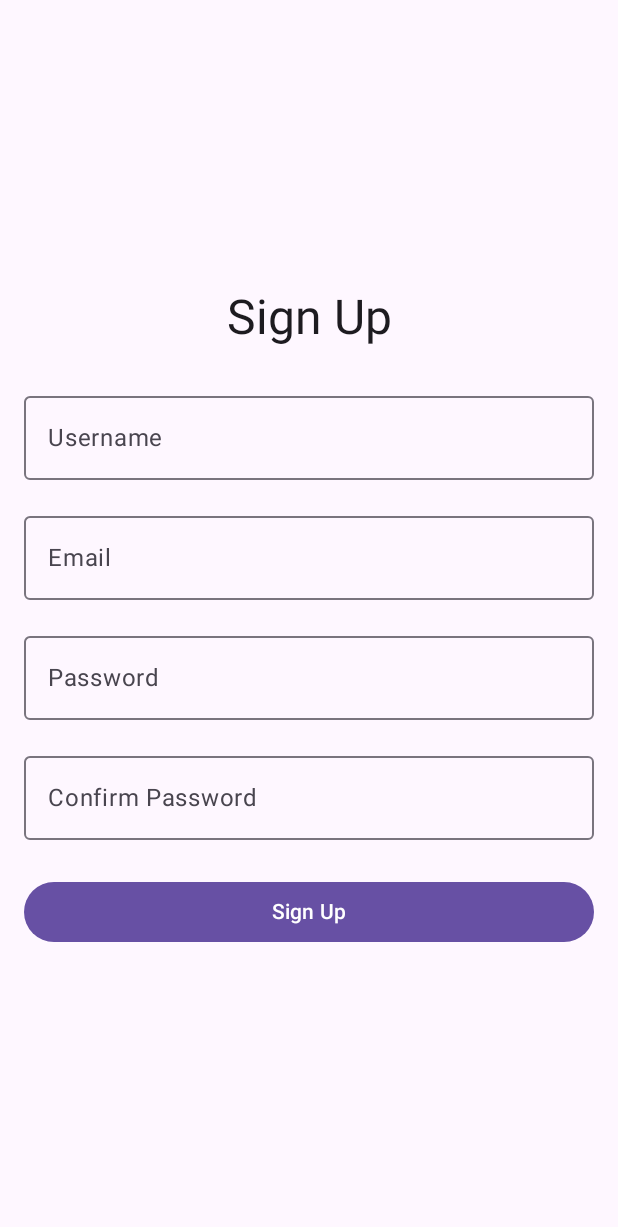
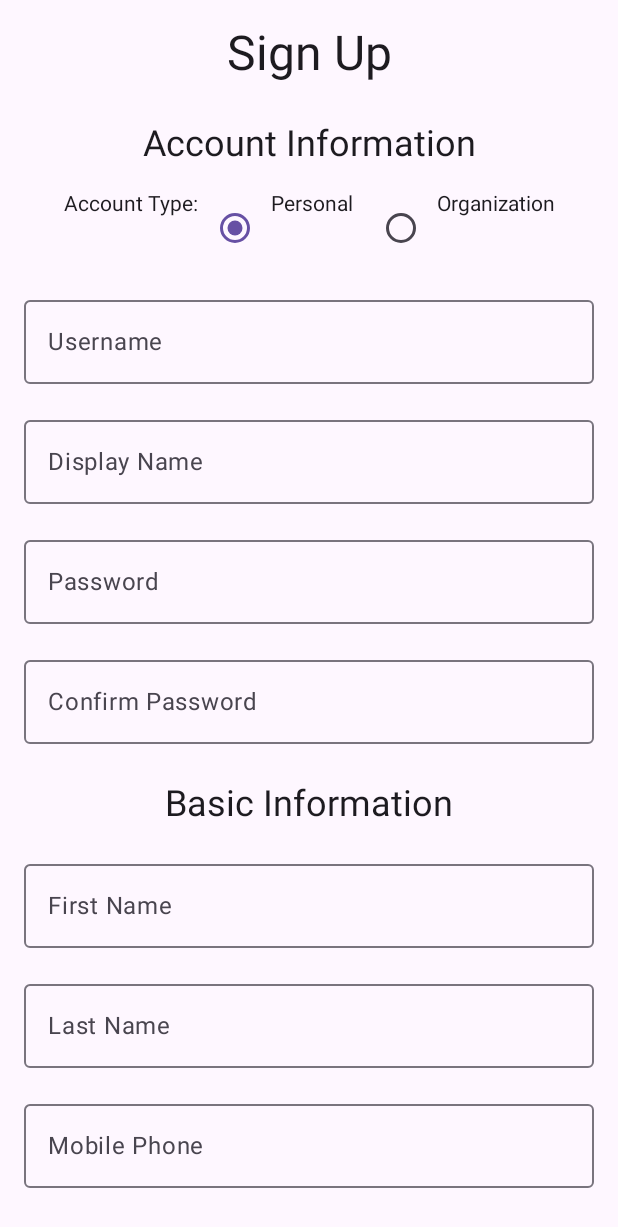
Before and after one commit to alert-city/mobile, an Android app built with Jetpack Compose: the composable SignUpPage shown on its own in the app's theme, on a phone screen of 412 x 824 dp. Shown: the top 1227 px of the screen. Run offline under Robolectric (Android 15) with nearby library versions, the phone set to English and light mode, and no system bars; libraries missing offline, so code that uses them is left out: com.apollographql.apollo; 2 statements that could not run were skipped.

Commit message:
Feat: Update Login page and SignUp page.

```diff
--- a/composeApp/src/commonMain/kotlin/org/cdu/codefair/alertcity/view/SignUpPage.kt
+++ b/composeApp/src/commonMain/kotlin/org/cdu/codefair/alertcity/view/SignUpPage.kt
@@ -2,14 +2,17 @@ package org.cdu.codefair.alertcity.view
 
 import androidx.compose.foundation.layout.Arrangement
 import androidx.compose.foundation.layout.Column
+import androidx.compose.foundation.layout.Row
 import androidx.compose.foundation.layout.Spacer
 import androidx.compose.foundation.layout.fillMaxSize
 import androidx.compose.foundation.layout.fillMaxWidth
 import androidx.compose.foundation.layout.height
 import androidx.compose.foundation.layout.padding
+import androidx.compose.foundation.layout.width
 import androidx.compose.material3.Button
 import androidx.compose.material3.MaterialTheme
 import androidx.compose.material3.OutlinedTextField
+import androidx.compose.material3.RadioButton
 import androidx.compose.material3.Text
 import androidx.compose.runtime.Composable
 import androidx.compose.runtime.getValue
@@ -21,19 +24,33 @@ import androidx.compose.ui.Alignment
 import androidx.compose.ui.Modifier
 import androidx.compose.ui.text.input.PasswordVisualTransformation
 import androidx.compose.ui.unit.dp
+import com.apollographql.apollo.api.Optional
 import kotlinx.coroutines.launch
 import org.cdu.codefair.alertcity.network.GraphQLClient
+import org.cdu.codefair.alertcity.type.UserNameRequestDto
 import org.cdu.codefair.alertcity.type.UserRequestDto
+
+private enum class AccountType(val type: String) {
+    Personal("Personal"), Organization("Organization")
+}
 
 @Composable
 fun SignUpPage(onSignUpSuccess: () -> Unit) {
+
     val scope = rememberCoroutineScope()
     val graphQLClient = remember { GraphQLClient() }
 
+    var accountType by remember { mutableStateOf(AccountType.Personal) }
     var username by remember { mutableStateOf("") }
-    var email by remember { mutableStateOf("") }
+    var displayName by remember { mutableStateOf("") }
     var password by remember { mutableStateOf("") }
     var confirmPassword by remember { mutableStateOf("") }
+
+    var firstName by remember { mutableStateOf("") }
+    var lastName by remember { mutableStateOf("") }
+    var organizationName by remember { mutableStateOf("") }
+    var mobilePhone by remember { mutableStateOf("") }
+
     var errorMessage by remember { mutableStateOf<String?>(null) }
     var successMessage by remember { mutableStateOf<String?>(null) }
 
@@ -45,6 +62,26 @@ fun SignUpPage(onSignUpSuccess: () -> Unit) {
         Text("Sign Up", style = MaterialTheme.typography.headlineLarge)
         Spacer(Modifier.height(24.dp))
 
+        // Account Information Section
+        Text("Account Information", style = MaterialTheme.typography.headlineSmall)
+        Spacer(Modifier.height(16.dp))
+
+        Row {
+            Text("Account Type:")
+            RadioButton(
+                selected = accountType == AccountType.Personal,
+                onClick = { accountType = AccountType.Personal },
+            )
+            Text("Personal")
+            Spacer(Modifier.width(8.dp))
+            RadioButton(
+                selected = accountType == AccountType.Organization,
+                onClick = { accountType = AccountType.Organization },
+            )
+            Text("Organization")
+        }
+        Spacer(Modifier.height(16.dp))
+
         OutlinedTextField(
             value = username,
             onValueChange = { username = it },
@@ -55,9 +92,9 @@ fun SignUpPage(onSignUpSuccess: () -> Unit) {
 
         Spacer(Modifier.height(16.dp))
         OutlinedTextField(
-            value = email,
-            onValueChange = { email = it },
-            label = { Text("Email") },
+            value = displayName,
+            onValueChange = { displayName = it },
+            label = { Text("Display Name") },
             singleLine = true,
             modifier = Modifier.fillMaxWidth(),
         )
@@ -83,13 +120,60 @@ fun SignUpPage(onSignUpSuccess: () -> Unit) {
         )
 
         Spacer(Modifier.height(24.dp))
+
+        // Basic Information Section
+        Text("Basic Information", style = MaterialTheme.typography.headlineSmall)
+        Spacer(Modifier.height(16.dp))
+
+        // conditional fields based on account type
+        if (accountType == AccountType.Personal) {
+            OutlinedTextField(
+                value = firstName,
+                onValueChange = { firstName = it },
+                label = { Text("First Name") },
+                singleLine = true,
+                modifier = Modifier.fillMaxWidth(),
+            )
+            Spacer(Modifier.height(16.dp))
+            OutlinedTextField(
+                value = lastName,
+                onValueChange = { lastName = it },
+                label = { Text("Last Name") },
+                singleLine = true,
+                modifier = Modifier.fillMaxWidth(),
+            )
+        } else if (accountType == AccountType.Organization) {
+            OutlinedTextField(
+                value = organizationName,
+                onValueChange = { organizationName = it },
+                label = { Text("Organization Name") },
+                singleLine = true,
+                modifier = Modifier.fillMaxWidth(),
+            )
+        }
+
+        Spacer(Modifier.height(16.dp))
+
+        OutlinedTextField(
+            value = mobilePhone,
+            onValueChange = { mobilePhone = it },
+            label = { Text("Mobile Phone") },
+            singleLine = true,
+            modifier = Modifier.fillMaxWidth(),
+        )
+        Spacer(Modifier.height(24.dp))
+
         Button(
             onClick = {
                 if (password != confirmPassword) {
                     errorMessage = "Passwords do not match"
                     return@Button
                 }
-                if (username.isBlank() || email.isBlank() || password.isBlank()) {
+                if (username.isBlank() || displayName.isBlank() || password.isBlank() ||
+                    (accountType == AccountType.Personal && (firstName.isBlank() || lastName.isBlank())) ||
+                    (accountType == AccountType.Organization && organizationName.isBlank()) ||
+                    mobilePhone.isBlank()
+                ) {
                     errorMessage = "All fields are required"
                     return@Button
                 }
@@ -101,18 +185,34 @@ fun SignUpPage(onSignUpSuccess: () -> Unit) {
                         val input = UserRequestDto(
                             username = username,
                             password = password,
-                            displayName = "",
-                            accountType = "",
-                            mobilePhone = "",
-                            role = listOf("normal"),
+                            confirmPassword = Optional.present(confirmPassword),
+                            displayName = displayName,
+                            accountType = accountType.type,
+                            mobilePhone = mobilePhone,
+                            role = listOf(accountType.type),
+                            orgName = if (accountType == AccountType.Organization) Optional.present(
+                                organizationName
+                            ) else Optional.absent(),
+                            name = if (accountType == AccountType.Personal) Optional.present(
+                                UserNameRequestDto(
+                                    Optional.present(firstName),
+                                    Optional.present(lastName)
+                                )
+                            ) else Optional.absent()
                         )
                         val response = graphQLClient.createUser(input)
                         if (response.data?.createUser != null) {
                             successMessage = "Account created successfully!"
                             onSignUpSuccess()
                         } else {
-                            // TODO: graphql error or response exception
-                            errorMessage = "Failed to create account"
+                            if (response.hasErrors()) {
+                                response.errors?.let { errorMessage = it.first().message }
+                            } else {
+                                response.exception?.let { errorMessage = it.message }
+                            }
+                            if (errorMessage.isNullOrBlank()) {
+                                errorMessage = "Failed to create account"
+                            }
                         }
                     } catch (e: Exception) {
                         errorMessage = e.message
```
Also changed, not shown: composeApp/src/commonMain/kotlin/org/cdu/codefair/alertcity/view/LoginPage.kt (+8 -1 lines).
